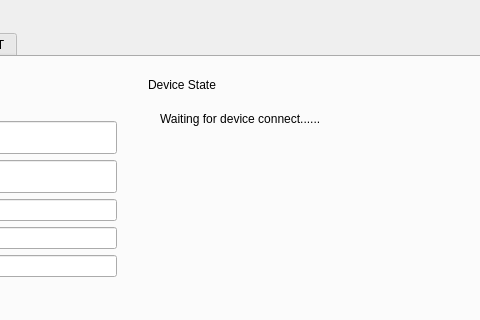
Weeeendi/AuthTestPlatform, file resource/ui/DeviceStateInterface_UI.ui: the form before one commit; both pictures show x 266 to 746 and y 0 to 320 of the 940 by 701 pixel window.
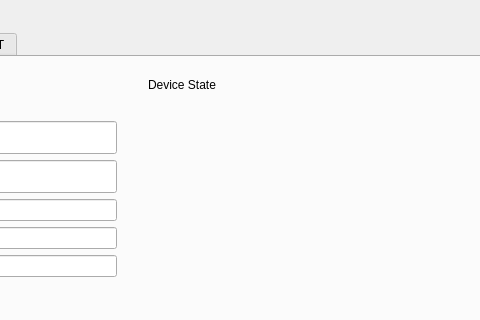
The form after the commit. The open tabs and pages were chosen to show the change. Icons and pictures are not drawn. Custom widgets are drawn as their Qt base class.

Patch:
```diff
--- a/resource/ui/DeviceStateInterface_UI.ui
+++ b/resource/ui/DeviceStateInterface_UI.ui
@@ -6,7 +6,7 @@
    <rect>
     <x>0</x>
     <y>0</y>
-    <width>919</width>
+    <width>938</width>
     <height>701</height>
    </rect>
   </property>
@@ -745,7 +745,7 @@
                      </size>
                     </property>
                     <property name="text">
-                     <string>Waiting for device connect......</string>
+                     <string/>
                     </property>
                     <property name="alignment">
                      <set>Qt::AlignLeading|Qt::AlignLeft|Qt::AlignTop</set>
```
Left out of the diff: 8 changed lines with no effect on the pictures.
